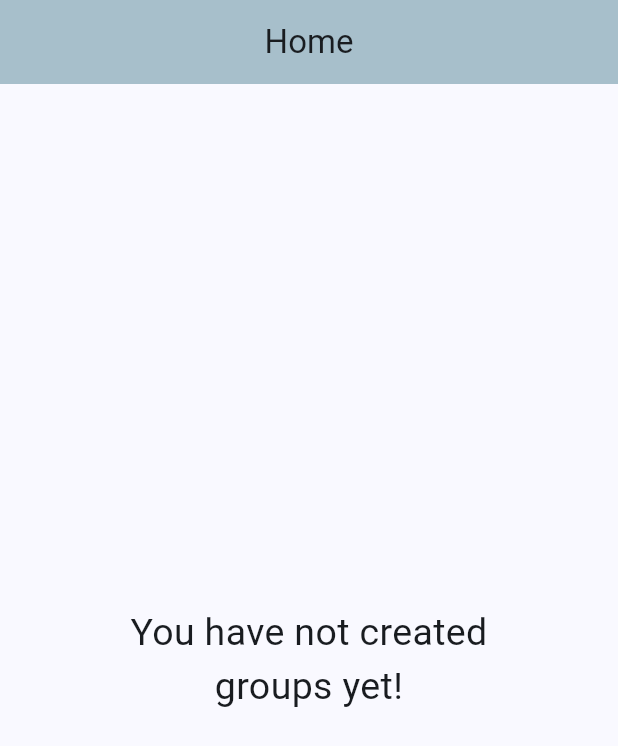
After one commit to shaileshhb/equisplit-frontend, a Flutter app: the UserGroup screen opened directly, on a phone screen of 412 x 824 dp. The commit adds this screen. Shown: the top 746 px of the screen. Run offline on Flutter 3.47's test engine with Material 2 defaults, Android fonts, the phone set to English and light mode, and no system bars; our stand-ins replace shared_preferences; accounts and stored records are empty; network calls fail.

Commit message:
basic home page added

```diff
--- a/lib/main.dart
+++ b/lib/main.dart
@@ -20,7 +20,8 @@ class MyApp extends StatelessWidget {
       title: 'Equisplit',
       theme: ThemeData(
         colorScheme: ColorScheme.fromSeed(
-          seedColor: Colors.deepPurple,
+          seedColor: GlobalColors.seedColor,
+          // seedColor: Colors.deepPurple,
           background: GlobalColors.backgroundColor,
         ),
         useMaterial3: true,
--- a/lib/models/auth/user.dart
+++ b/lib/models/auth/user.dart
@@ -10,7 +10,7 @@ String userToJson(User data) => json.encode(data.toJson());
 
 class User {
   User({
-    required this.id,
+    this.id,
     required this.name,
     required this.email,
     // required this.username,
@@ -21,7 +21,7 @@ class User {
     // required this.isVerified,
   });
 
-  String id;
+  int? id;
   String name;
   String email;
   // String username;
--- a/lib/models/group/group.dart
+++ b/lib/models/group/group.dart
@@ -5,7 +5,7 @@ Group groupFromJson(String str) => Group.fromJson(json.decode(str));
 String groupToJson(Group data) => json.encode(data.toJson());
 
 class Group {
-  String? id;
+  int? id;
   String name;
   int createdBy;
   double totalSpent;
@@ -18,20 +18,16 @@ class Group {
   });
 
   factory Group.fromJson(Map<String, dynamic> json) => Group(
+        id: json["id"],
         name: json["name"],
         createdBy: json["createdBy"],
-        totalSpent: json["totalSpent"],
+        totalSpent: double.parse(json["totalSpent"].toString()),
       );
 
   Map<String, dynamic> toJson() => {
+        "id": id,
         "name": name,
         "createdBy": createdBy,
         "totalSpent": totalSpent,
-        // "username": username,
-        // "gender": gender,
-        // "contact": contact,
-        // "dateOfBirth": dateOfBirth,
-        // "profileImage": profileImage,
-        // "isVerified": isVerified,
       };
 }
--- /dev/null
+++ b/lib/models/group/user_group.dart
@@ -0,0 +1,52 @@
+import 'dart:convert';
+
+import 'package:equisplit_frontend/models/auth/user.dart';
+import 'package:equisplit_frontend/models/group/group.dart';
+
+UserGroupEntity userGroupFromJson(String str) =>
+    UserGroupEntity.fromJson(json.decode(str));
+
+List<UserGroupEntity> userGroupsFromJson(String str) =>
+    List<UserGroupEntity>.from(
+        json.decode(str).map((x) => UserGroupEntity.fromJson(x)));
+
+String userGroupToJson(UserGroupEntity data) => json.encode(data.toJson());
+
+class UserGroupEntity {
+  int? id;
+  User? user;
+  Group? group;
+  int groupId;
+  double outgoingAmount;
+  double incomingAmount;
+
+  UserGroupEntity({
+    this.id,
+    required this.groupId,
+    this.outgoingAmount = 0,
+    this.incomingAmount = 0,
+    this.user,
+    this.group,
+  });
+
+  factory UserGroupEntity.fromJson(Map<String, dynamic> body) =>
+      UserGroupEntity(
+        id: body["id"],
+        groupId: body["groupId"],
+        user: body["user"] != null
+            ? userFromJson(json.encode(body["user"]))
+            : null,
+        group: groupFromJson(json.encode(body["group"])),
+        outgoingAmount: double.parse(body["outgoingAmount"].toString()),
+        incomingAmount: double.parse(body["incomingAmount"].toString()),
+      );
+
+  Map<String, dynamic> toJson() => {
+        "id": id,
+        "groupId": groupId,
+        "user": user,
+        "group": group,
+        "outgoingAmount": outgoingAmount,
+        "incomingAmount": incomingAmount,
+      };
+}
--- a/lib/screens/auth/login.dart
+++ b/lib/screens/auth/login.dart
@@ -83,6 +83,7 @@ class _LoginState extends State<Login> {
               key: formGlobalKey,
               child: Column(
                 mainAxisAlignment: MainAxisAlignment.center,
+                crossAxisAlignment: CrossAxisAlignment.center,
                 children: <Widget>[
                   const SizedBox(height: 50),
 
@@ -142,7 +143,7 @@ class _LoginState extends State<Login> {
                     buttonLabel: "Login",
                   ),
 
-                  const SizedBox(height: 200),
+                  const SizedBox(height: 20),
 
                   // redirect to register
                   Row(
--- /dev/null
+++ b/lib/screens/group/group.dart
@@ -0,0 +1,150 @@
+import 'package:equisplit_frontend/models/group/user_group.dart';
+import 'package:equisplit_frontend/services/group/group.dart';
+import 'package:equisplit_frontend/utils/global.colors.dart';
+import 'package:flutter/material.dart';
+
+class UserGroup extends StatefulWidget {
+  const UserGroup({super.key});
+
+  @override
+  State<UserGroup> createState() => _UserGroupState();
+}
+
+class _UserGroupState extends State<UserGroup> {
+  List<UserGroupEntity>? userGroups;
+  bool isLoaded = false;
+  final double marginLeft = 10.0;
+  final double marginBottom = 10.0;
+  final double marginTop = 10.0;
+  final double marginHorizontal = 10.0;
+  final double marginVertical = 5.0;
+
+  @override
+  void initState() {
+    super.initState();
+    setState(() {
+      userGroups = [];
+    });
+    getUserGroups();
+  }
+
+  getUserGroups() async {
+    try {
+      var response = await UserGroupService().getUserGroups();
+      print(response);
+      if (response != null) {
+        setState(() {
+          userGroups = response;
+        });
+      }
+    } catch (err) {
+      print(err);
+    } finally {
+      setState(() {
+        isLoaded = true;
+      });
+    }
+  }
+
+  @override
+  Widget build(BuildContext context) {
+    return Scaffold(
+      appBar: AppBar(
+        title: const Text("Home"),
+        backgroundColor: GlobalColors.appBar,
+        automaticallyImplyLeading: false,
+        centerTitle: true,
+        elevation: 1,
+      ),
+      body: SafeArea(
+        child: isLoaded && userGroups != null && userGroups!.isEmpty
+            ? const Center(
+                child: SizedBox(
+                  width: 250,
+                  child: Text(
+                    "You have not created groups yet!",
+                    textAlign: TextAlign.center,
+                    style: TextStyle(
+                      fontSize: 25.0,
+                    ),
+                  ),
+                ),
+              )
+            : Container(
+                margin: EdgeInsets.only(top: marginTop),
+                child: ListView.builder(
+                  scrollDirection: Axis.vertical,
+                  shrinkWrap: true,
+                  itemCount: isLoaded ? userGroups!.length : 5,
+                  itemBuilder: (context, index) {
+                    return userGroups!.isNotEmpty
+                        ? groupCard(index)
+                        : Placeholder();
+                  },
+                ),
+              ),
+      ),
+    );
+  }
+
+  Card groupCard(int index) {
+    return Card(
+      elevation: 0.2,
+      margin: EdgeInsets.symmetric(
+          horizontal: marginHorizontal, vertical: marginVertical),
+      shape: RoundedRectangleBorder(
+        side: BorderSide(
+          color: Theme.of(context).colorScheme.outline,
+        ),
+        borderRadius: const BorderRadius.all(Radius.circular(12)),
+      ),
+      child: Column(
+        mainAxisAlignment: MainAxisAlignment.start,
+        crossAxisAlignment: CrossAxisAlignment.start,
+        children: <Widget>[
+          Row(
+            mainAxisAlignment: MainAxisAlignment.start,
+            children: <Widget>[
+              // ListTile(
+              //   title: Text("Title 1"),
+              // ),
+              Container(
+                margin: EdgeInsets.only(left: marginLeft, top: marginTop),
+                child: Text(userGroups![index].group!.name.toUpperCase()),
+              ),
+              // Container(
+              //   margin: const EdgeInsets.only(right: 10.0, top: 10.0),
+              //   child: const Text("data2"),
+              // ),
+            ],
+          ),
+          const Divider(
+            color: GlobalColors.cardBorder,
+            thickness: 0.8,
+          ),
+          Container(
+            margin: EdgeInsets.only(bottom: marginBottom, left: marginLeft),
+            child: Column(
+              mainAxisAlignment: MainAxisAlignment.start,
+              crossAxisAlignment: CrossAxisAlignment.start,
+              children: <Widget>[
+                Text(
+                  'Outgoing amount: ${userGroups![index].outgoingAmount}',
+                  style: const TextStyle(
+                    fontSize: 15.0,
+                  ),
+                ),
+                Text(
+                  'Incoming amount: ${userGroups![index].incomingAmount}',
+                  style: const TextStyle(
+                    fontSize: 15.0,
+                  ),
+                ),
+              ],
+            ),
+          ),
+        ],
+      ),
+    );
+  }
+}
--- a/lib/services/auth/auth.dart
+++ b/lib/services/auth/auth.dart
@@ -59,7 +59,7 @@ class AuthenticationService {
       return null;
     }
 
-    var uri = Uri.parse('${GlobalConstants.baseURL}/users/$userID');
+    var uri = Uri.parse('${GlobalConstants.baseURL}/user/$userID');
 
     Map<String, String> headers = {
       "Content-Type": "application/json",
@@ -69,6 +69,7 @@ class AuthenticationService {
     var response = await client.get(uri, headers: headers);
 
     if (response.statusCode == 200) {
+      print(response.body);
       return userFromJson(response.body);
     }
     return null;
--- a/lib/utils/global.colors.dart
+++ b/lib/utils/global.colors.dart
@@ -1,7 +1,10 @@
 import 'package:flutter/material.dart';
 
 class GlobalColors {
-  static const Color backgroundColor = Color(0xFFECEFF1);
-  // static const Color backgroundColor = Color(0xFFF5FCCD);
+  // static const Color backgroundColor = Color(0xFFECEFF1);
+  static const Color backgroundColor = Color(0xFFEBF0F6);
   static const Color buttonColor = Color(0xFF26577C);
+  static const Color seedColor = Color(0xFF132238);
+  static const Color cardBorder = Color(0xFF364E68);
+  static const Color appBar = Color(0xFFADC4CE);
 }
--- a/lib/utils/global.constant.dart
+++ b/lib/utils/global.constant.dart
@@ -1,3 +1,3 @@
 class GlobalConstants {
-  static const String baseURL = "http://192.168.218.196:8080/api/v1";
+  static const String baseURL = "http://192.168.0.106:8080/api/v1";
 }
--- a/lib/utils/user.shared_preference.dart
+++ b/lib/utils/user.shared_preference.dart
@@ -21,8 +21,8 @@ class UserSharedPreference {
     await _preferences.setInt(_keyUserID, userID);
   }
 
-  static String? getUserID() {
-    return _preferences.getString(_keyUserID);
+  static int? getUserID() {
+    return _preferences.getInt(_keyUserID);
   }
 
   static void removeAuthorizationToken() async {
--- a/pubspec.yaml
+++ b/pubspec.yaml
@@ -61,9 +61,9 @@ flutter:
   uses-material-design: true
 
   # To add assets to your application, add an assets section, like this:
-  # assets:
-  #   - images/a_dot_burr.jpeg
-  #   - images/a_dot_ham.jpeg
+  assets:
+    - assets/
+    - assets/images/
 
   # An image asset can refer to one or more resolution-specific "variants", see
   # https://flutter.dev/assets-and-images/#resolution-aware
```
Also changed, not shown: lib/screens/home/dashboard.dart (added, +75 -0 lines), lib/screens/splash/splash_screen.dart (+4 -3 lines), lib/services/group/group.dart (added, +26 -0 lines), assets/images/user-placeholder.png (added), 2 other files.
